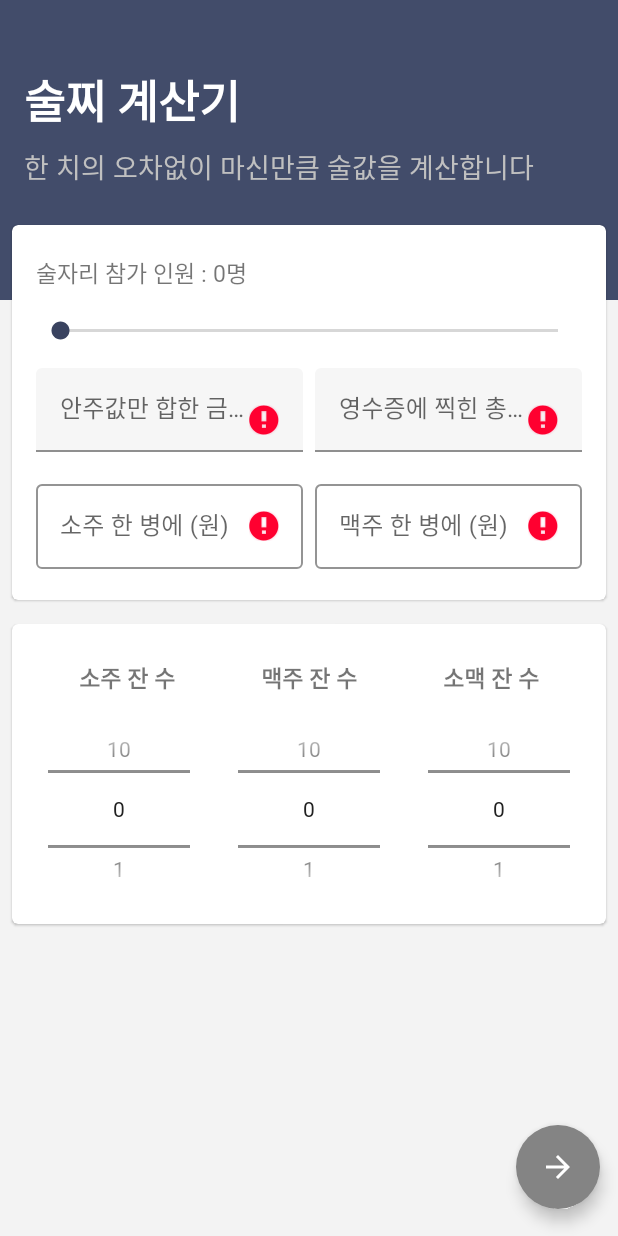
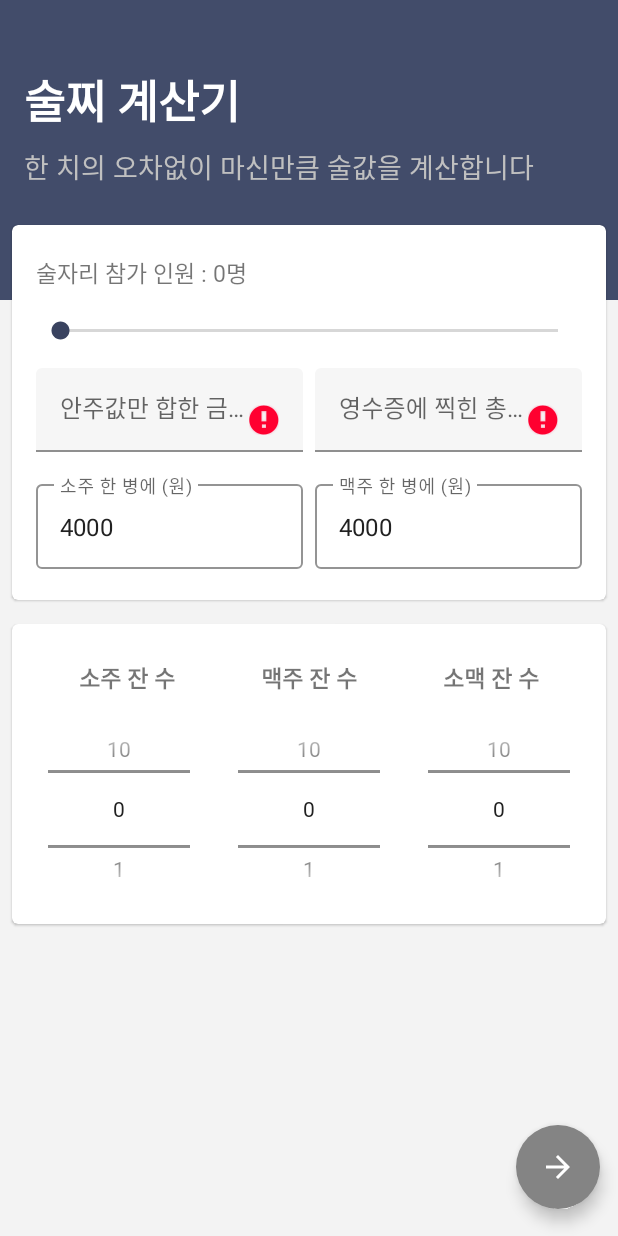
Before and after one commit to H43RO/Hate-Alcohol-Calculator, an Android app: the HateCalculatorActivity screen opened directly, with no data from a screen before it, after a tap on an icon or button, on a phone screen of 412 x 824 dp. Run offline under Robolectric (Android 15) with nearby library versions, the phone set to English and light mode, and no system bars.

Commit message:
Text Fix

```diff
--- a/app/src/main/java/com/haerokim/hate_alcohol/HateCalculatorActivity.kt
+++ b/app/src/main/java/com/haerokim/hate_alcohol/HateCalculatorActivity.kt
@@ -35,6 +35,7 @@ class HateCalculatorActivity : AppCompatActivity() {
 
         somek_picker.minValue = 0
         somek_picker.maxValue = 10
+
 
         seekBar_hate.setOnSeekBarChangeListener(object : SeekBar.OnSeekBarChangeListener {
             override fun onProgressChanged(p0: SeekBar?, count: Int, p2: Boolean) {
@@ -96,11 +97,11 @@ class HateCalculatorActivity : AppCompatActivity() {
 
         } else {
             if(price_soju.text.toString() == ""){
-                price_soju.setError("소주 금액을 입력해주세요")
+                price_soju.setError("소주 가격을 입력해주세요")
             }
 
             if(price_beer.text.toString() == ""){
-                price_beer.setError("맥주 금액을 입력해주세요")
+                price_beer.setError("맥주 가격을 입력해주세요")
             }
 
             if(total_sum_hate.text.toString() == ""){
--- a/app/src/main/res/layout/activity_hate_calculator.xml
+++ b/app/src/main/res/layout/activity_hate_calculator.xml
@@ -161,6 +161,7 @@
                         android:layout_width="match_parent"
                         android:layout_height="wrap_content"
                         android:inputType="number"
+                        android:text="4000"
                         android:hint="소주 한 병에 (원)" />
 
 
@@ -183,6 +184,7 @@
                         android:id="@+id/price_beer"
                         android:layout_width="match_parent"
                         android:inputType="number"
+                        android:text="4000"
                         android:layout_height="wrap_content"
                         android:hint="맥주 한 병에 (원)" />
 
--- a/app/src/main/res/layout/activity_normal_caculator.xml
+++ b/app/src/main/res/layout/activity_normal_caculator.xml
@@ -106,7 +106,7 @@
                     android:layout_width="match_parent"
                     android:inputType="number"
                     android:layout_height="match_parent"
-                    android:hint="총 술값을 입력하세요" />
+                    android:hint="영수증에 찍힌 총 금액을 입력하세요" />
 
             </com.google.android.material.textfield.TextInputLayout>
 
```
